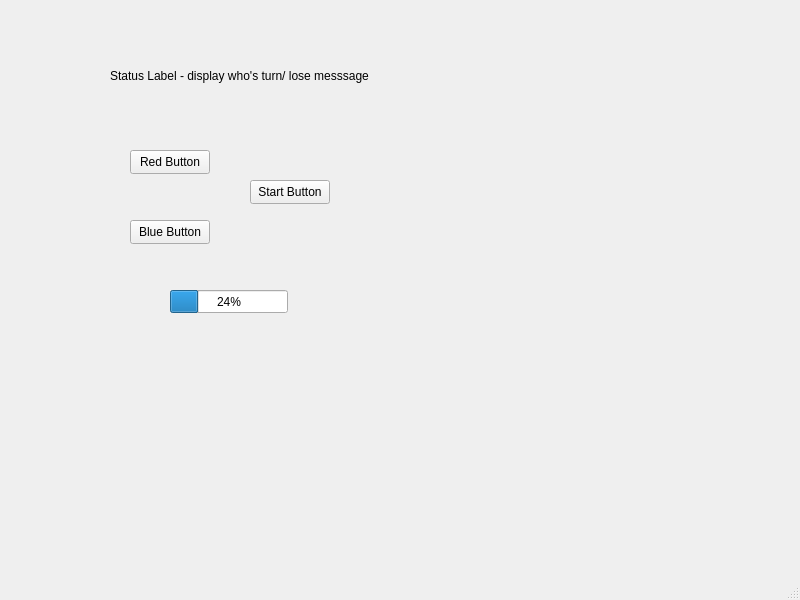
Above: mainwindow.ui from University-of-Utah-CS3505/a6-simon-f24-TheIconoclaster before the change. Below: the same form after it.
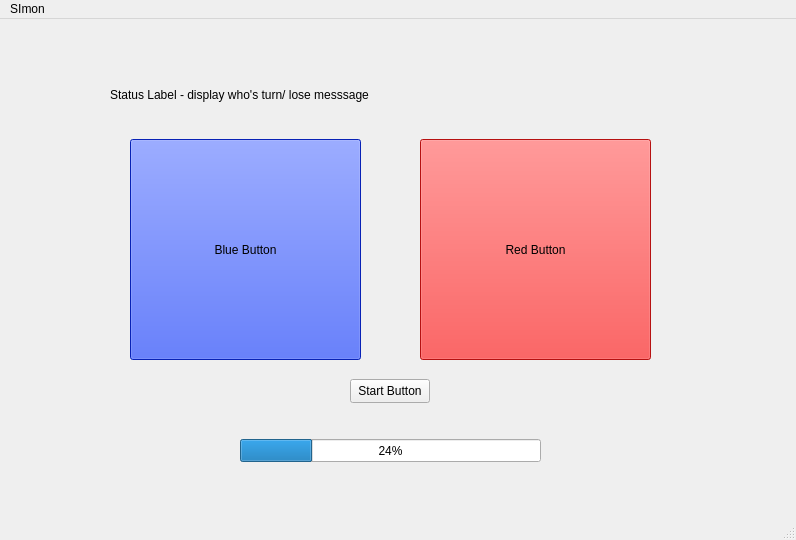
That is the form after the change.

Commit message: Added behavior to the ui for flashing buttons and button pressed events.

```diff
--- a/mainwindow.ui
+++ b/mainwindow.ui
@@ -6,8 +6,8 @@
    <rect>
     <x>0</x>
     <y>0</y>
-    <width>800</width>
-    <height>600</height>
+    <width>796</width>
+    <height>540</height>
    </rect>
   </property>
   <property name="windowTitle">
@@ -19,7 +19,7 @@
      <rect>
       <x>110</x>
       <y>40</y>
-      <width>381</width>
+      <width>601</width>
       <height>71</height>
      </rect>
     </property>
@@ -30,12 +30,15 @@
    <widget class="QPushButton" name="RedButton">
     <property name="geometry">
      <rect>
-      <x>130</x>
-      <y>150</y>
-      <width>80</width>
-      <height>24</height>
+      <x>420</x>
+      <y>120</y>
+      <width>231</width>
+      <height>221</height>
      </rect>
     </property>
+    <property name="styleSheet">
+     <string notr="true">background-color: rgb(255, 24, 24);</string>
+    </property>
     <property name="text">
      <string>Red Button</string>
     </property>
@@ -44,11 +47,14 @@
     <property name="geometry">
      <rect>
       <x>130</x>
-      <y>220</y>
-      <width>80</width>
-      <height>24</height>
+      <y>120</y>
+      <width>231</width>
+      <height>221</height>
      </rect>
     </property>
+    <property name="styleSheet">
+     <string notr="true">background-color: rgb(11, 48, 255);</string>
+    </property>
     <property name="text">
      <string>Blue Button</string>
     </property>
@@ -56,8 +62,8 @@
    <widget class="QPushButton" name="StartButton">
     <property name="geometry">
      <rect>
-      <x>250</x>
-      <y>180</y>
+      <x>350</x>
+      <y>360</y>
       <width>80</width>
       <height>24</height>
      </rect>
@@ -69,9 +75,9 @@
    <widget class="QProgressBar" name="progressBar">
     <property name="geometry">
      <rect>
-      <x>170</x>
-      <y>290</y>
-      <width>118</width>
+      <x>240</x>
+      <y>420</y>
+      <width>301</width>
       <height>23</height>
      </rect>
     </property>
@@ -80,17 +86,23 @@
     </property>
    </widget>
   </widget>
+  <widget class="QStatusBar" name="statusbar"/>
   <widget class="QMenuBar" name="menubar">
    <property name="geometry">
     <rect>
      <x>0</x>
      <y>0</y>
-     <width>800</width>
-     <height>17</height>
+     <width>796</width>
+     <height>21</height>
     </rect>
    </property>
+   <widget class="QMenu" name="menuSImon">
+    <property name="title">
+     <string>SImon</string>
+    </property>
+   </widget>
+   <addaction name="menuSImon"/>
   </widget>
-  <widget class="QStatusBar" name="statusbar"/>
  </widget>
  <resources/>
  <connections/>
```
The commit also changes 2 other files.
